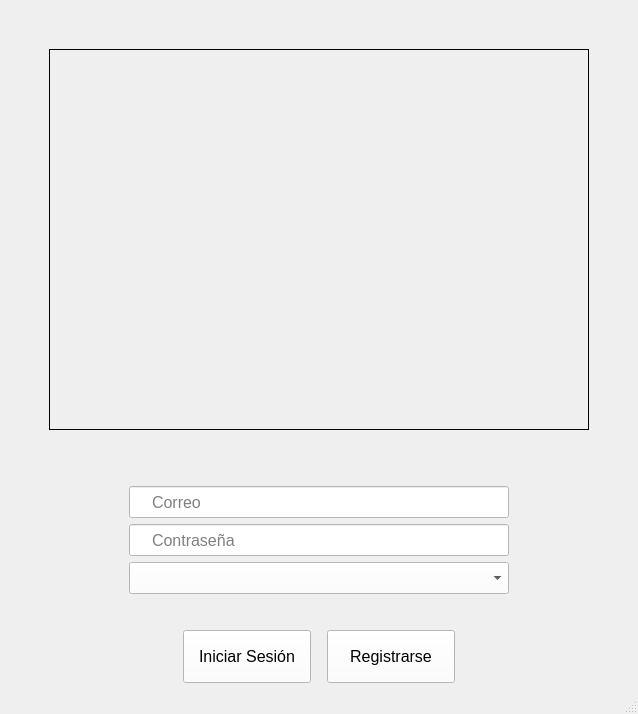
The window that GymFitness/mainwindow.ui (J-Pinos3/Desktop_GymManagement) describes before a commit, drawn with Qt 5.
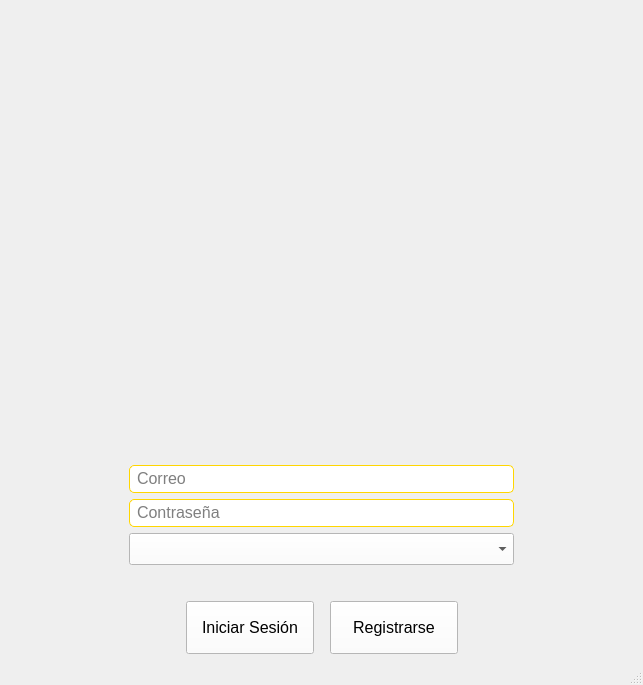
The same window after the commit. Icons and pictures are not drawn.

Patch:
```diff
--- a/GymFitness/mainwindow.ui
+++ b/GymFitness/mainwindow.ui
@@ -6,8 +6,8 @@
    <rect>
     <x>0</x>
     <y>0</y>
-    <width>638</width>
-    <height>714</height>
+    <width>643</width>
+    <height>685</height>
    </rect>
   </property>
   <property name="windowTitle">
@@ -24,24 +24,22 @@
     <enum>Qt::LeftToRight</enum>
    </property>
    <property name="styleSheet">
-    <string notr="true">background-color: rgb(ff,ff, ff);</string>
+    <string notr="true"/>
    </property>
    <layout class="QVBoxLayout" name="verticalLayout_2">
     <item>
      <widget class="QLabel" name="lblGymImage">
       <property name="styleSheet">
-       <string notr="true">QLabel{
-	margin-top: 40;
-	margin-right: 40;
-	margin-left: 40;
-	//background:black;
-}
+       <string notr="true">
 
 </string>
       </property>
       <property name="frameShape">
        <enum>QFrame::Box</enum>
       </property>
+      <property name="lineWidth">
+       <number>0</number>
+      </property>
       <property name="text">
        <string/>
       </property>
@@ -90,14 +88,18 @@
        <widget class="QLineEdit" name="txtUser">
         <property name="font">
          <font>
-          <pointsize>12</pointsize>
+          <pointsize>-1</pointsize>
          </font>
         </property>
         <property name="styleSheet">
-         <string notr="true">QLineEdit{
-	padding-left: 20;
-	height: 30;
-	background-color: white;
+         <string notr="true"> QLineEdit {
+    padding: 2% 5% 3% 5%;
+    min-width: 200px;
+    color: black;
+    font-size: 16px;
+    border: 1px solid #ffd600;
+    background-color: white;
+    border-radius: 5px;
 }</string>
         </property>
         <property name="placeholderText">
@@ -109,14 +111,18 @@
        <widget class="QLineEdit" name="txtPassword">
         <property name="font">
          <font>
-          <pointsize>12</pointsize>
+          <pointsize>-1</pointsize>
          </font>
         </property>
         <property name="styleSheet">
-         <string notr="true">QLineEdit{
-	padding-left: 20;
-	height: 30;
-	background-color: white;
+         <string notr="true"> QLineEdit {
+    padding: 2% 5% 3% 5%;
+    min-width: 200px;
+    color: black;
+    font-size: 16px;
+    border: 1px solid #ffd600;
+    background-color: white;
+    border-radius: 5px;
 }</string>
         </property>
         <property name="echoMode">
```
Left out of the diff: 5 changed lines with no effect on the pictures.
